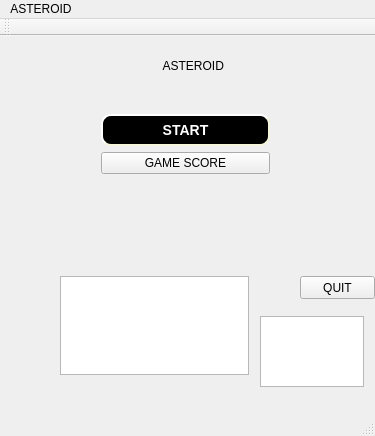
The window that Src/mainwindow.ui (chifandeyu/gui-1h2018-23) describes before a commit, drawn with Qt 5.
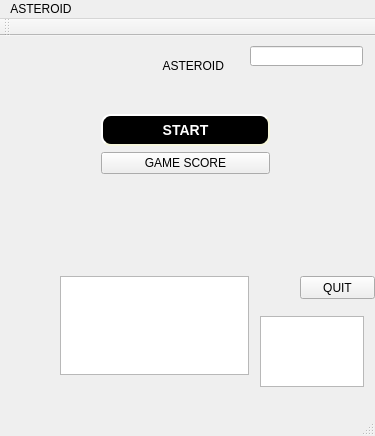
The same window after the commit.

```diff
--- a/Src/mainwindow.ui
+++ b/Src/mainwindow.ui
@@ -140,6 +140,16 @@
      </rect>
     </property>
    </widget>
+   <widget class="QLineEdit" name="lineEdit">
+    <property name="geometry">
+     <rect>
+      <x>250</x>
+      <y>10</y>
+      <width>113</width>
+      <height>20</height>
+     </rect>
+    </property>
+   </widget>
   </widget>
   <widget class="QMenuBar" name="menuBar">
    <property name="geometry">
```
